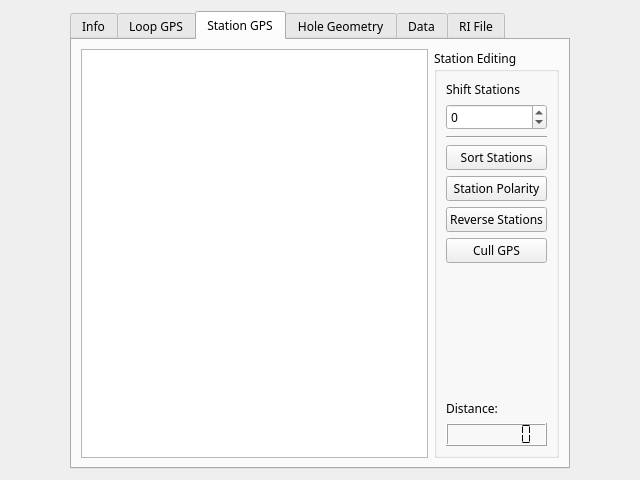
This is src/qt_ui/pem_info_widget.ui in Eric-Meunier/Processor-Suite as Qt 5 draws it before an edit. The edited form follows.
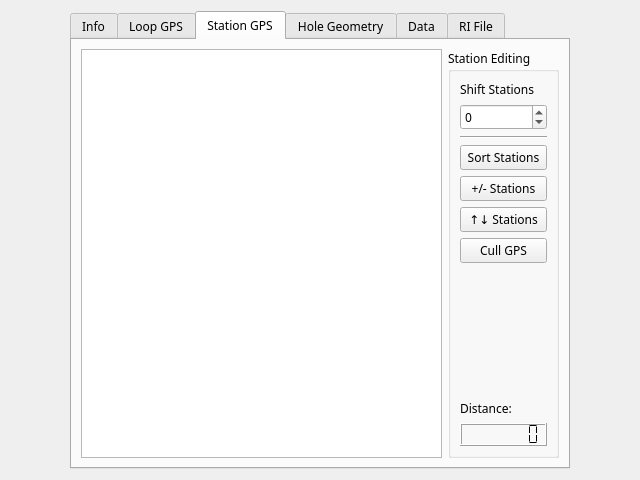
This is the edited form. The open tabs and pages were chosen to show the change.

The edit to the form file:
```diff
--- a/src/qt_ui/pem_info_widget.ui
+++ b/src/qt_ui/pem_info_widget.ui
@@ -268,14 +268,14 @@
           <item>
            <widget class="QPushButton" name="flip_station_signs_button">
             <property name="text">
-             <string>Station Polarity</string>
+             <string>+/- Stations</string>
             </property>
            </widget>
           </item>
           <item>
            <widget class="QPushButton" name="flip_station_numbers_button">
             <property name="text">
-             <string>Reverse Stations</string>
+             <string>↑↓ Stations</string>
             </property>
            </widget>
           </item>
```
Left out of the diff: 2 changed lines with no effect on the pictures.
